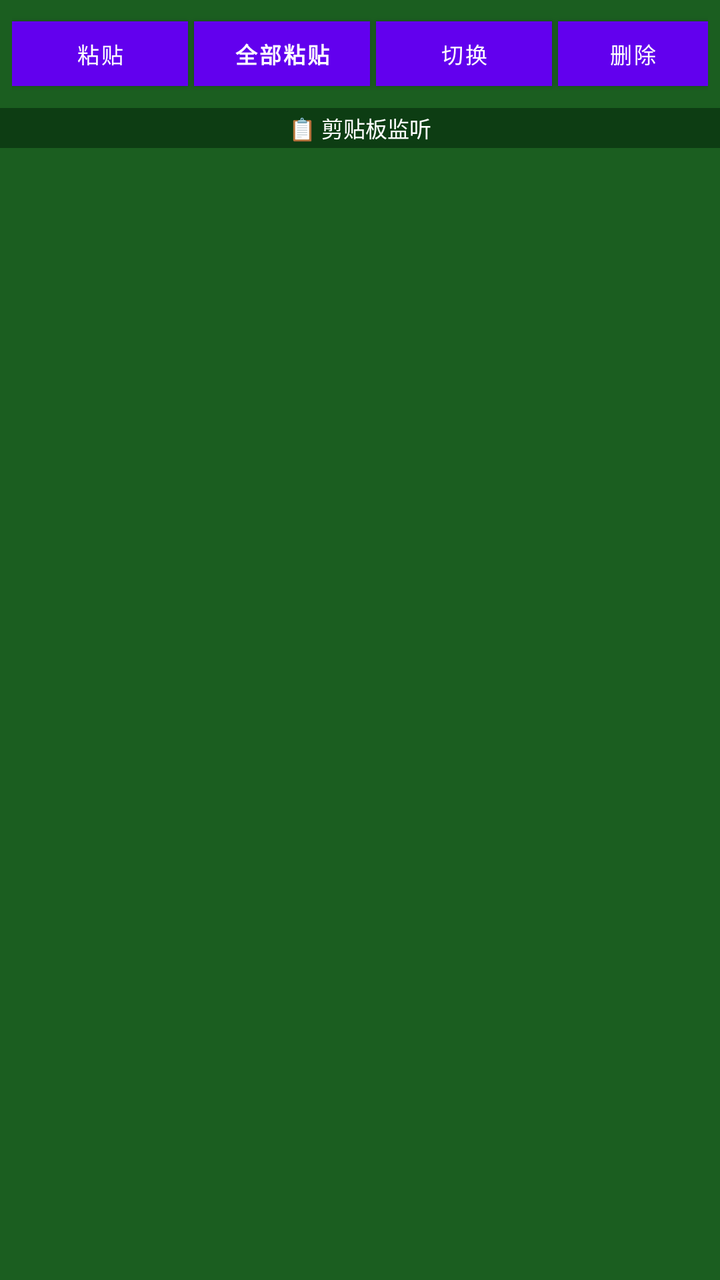
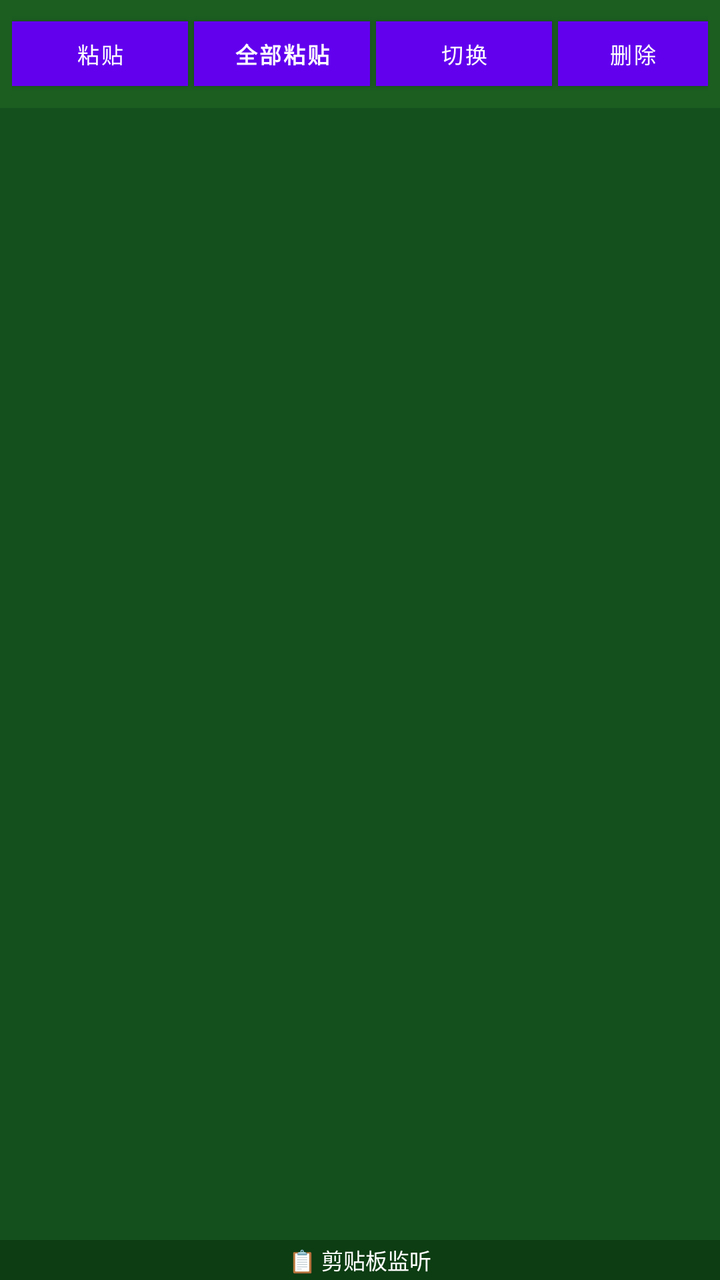

The first picture is an Android layout as it rendered before a commit; the second is the same layout after the commit. The layout source and the unified diff follow.
<!-- AndroidManifest.xml: application theme Theme.ClipboardMerger -->
<!-- res/layout/ime_view.xml -->
<?xml version="1.0" encoding="utf-8"?>
<LinearLayout xmlns:android="http://schemas.android.com/apk/res/android"
    android:layout_width="match_parent"
    android:layout_height="wrap_content"
    android:background="#FF1B5E20"
    android:orientation="vertical"
    android:padding="0dp">

    
    <LinearLayout
        android:layout_width="match_parent"
        android:layout_height="wrap_content"
        android:gravity="center_vertical"
        android:orientation="horizontal"
        android:paddingHorizontal="6dp"
        android:paddingVertical="3dp">

        <Button
            android:id="@+id/btnPasteLast"
            android:layout_width="wrap_content"
            android:layout_height="wrap_content"
            android:background="#FF388E3C"
            android:minHeight="0dp"
            android:paddingHorizontal="8dp"
            android:paddingVertical="2dp"
            android:text="粘贴"
            android:textColor="#FFFFFF"
            android:textSize="11sp" />

        <Button
            android:id="@+id/btnPasteAll"
            android:layout_width="wrap_content"
            android:layout_height="wrap_content"
            android:layout_marginStart="3dp"
            android:background="#FFFF9800"
            android:minHeight="0dp"
            android:paddingHorizontal="6dp"
            android:paddingVertical="2dp"
            android:text="全部粘贴"
            android:textColor="#FFFFFF"
            android:textSize="11sp"
            android:textStyle="bold" />

        <Button
            android:id="@+id/btnSwitchBack"
            android:layout_width="wrap_content"
            android:layout_height="wrap_content"
            android:layout_marginStart="3dp"
            android:background="#FF2E7D32"
            android:minHeight="0dp"
            android:paddingHorizontal="6dp"
            android:paddingVertical="2dp"
            android:text="切换"
            android:textColor="#FFFFFF"
            android:textSize="11sp" />

        <Button
            android:id="@+id/btnDelete"
            android:layout_width="wrap_content"
            android:layout_height="wrap_content"
            android:layout_marginStart="3dp"
            android:background="#FFD32F2F"
            android:minHeight="0dp"
            android:paddingHorizontal="6dp"
            android:paddingVertical="2dp"
            android:text="删除"
            android:textColor="#FFFFFF"
            android:textSize="11sp" />

        <Button
            android:id="@+id/btnClearClipboard"
            android:layout_width="wrap_content"
            android:layout_height="wrap_content"
            android:layout_marginStart="3dp"
            android:background="#FFB00020"
            android:minHeight="0dp"
            android:paddingHorizontal="6dp"
            android:paddingVertical="2dp"
            android:text="清空"
            android:textColor="#FFFFFF"
            android:textSize="11sp" />

    </LinearLayout>

    
    <TextView
        android:id="@+id/tvImeStatus"
        android:layout_width="match_parent"
        android:layout_height="wrap_content"
        android:background="#FF0D3D13"
        android:gravity="center"
        android:paddingHorizontal="6dp"
        android:paddingVertical="2dp"
        android:text="📋 剪贴板监听"
        android:textColor="#FFFFFF"
        android:textSize="11sp" />

</LinearLayout>
<!-- resources referenced by this layout -->
<resources>
  <style name="Theme.ClipboardMerger" parent="Theme.MaterialComponents.DayNight.NoActionBar">
          <item name="colorPrimary">@color/primary</item>
          <item name="colorPrimaryVariant">@color/primary_variant</item>
          <item name="colorAccent">@color/accent</item>
          <item name="android:windowBackground">@color/background</item>
      </style>
  <color name="primary">#FF6200EE</color>
  <color name="primary_variant">#FF3700B3</color>
  <color name="accent">#FF03DAC5</color>
  <color name="background">#FFF5F5F5</color>
</resources>

<!-- the commit's change to res/layout/ime_view.xml (unified diff, before → after) -->
@@ -83,6 +83,17 @@
     </LinearLayout>
 
     
+    <androidx.recyclerview.widget.RecyclerView
+        android:id="@+id/rvImeClipboard"
+        android:layout_width="match_parent"
+        android:layout_height="0dp"
+        android:layout_weight="1"
+        android:minHeight="120dp"
+        android:background="#FF14501E"
+        android:clipToPadding="false"
+        android:padding="2dp" />
+
+    
     <TextView
         android:id="@+id/tvImeStatus"
         android:layout_width="match_parent"
